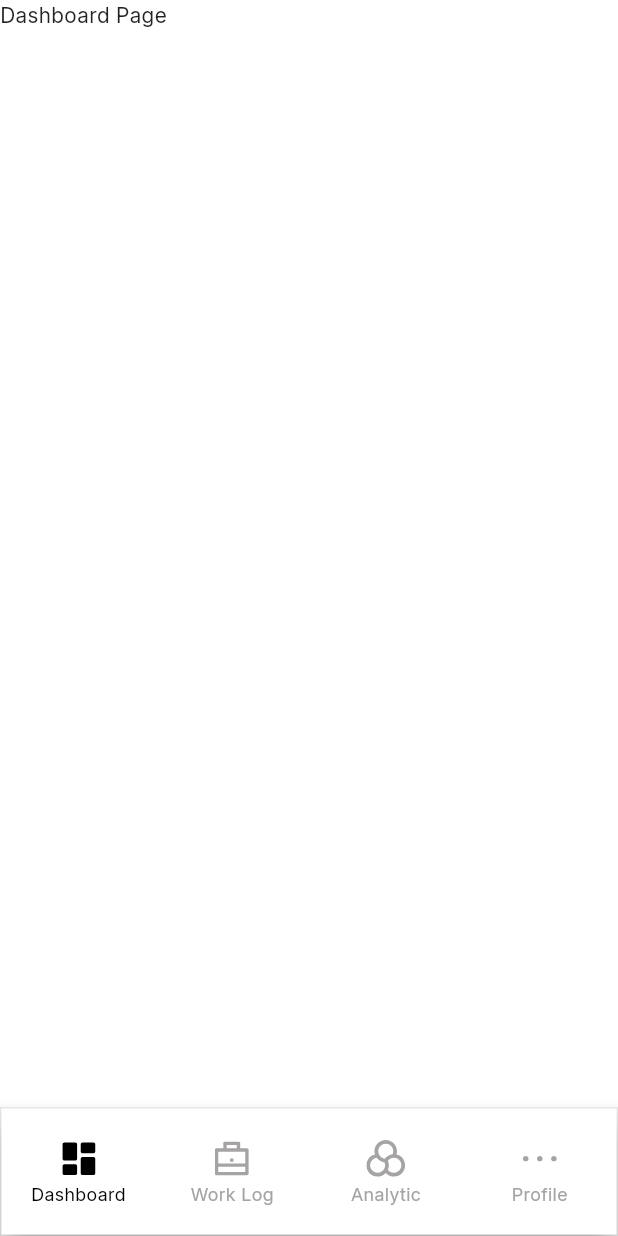
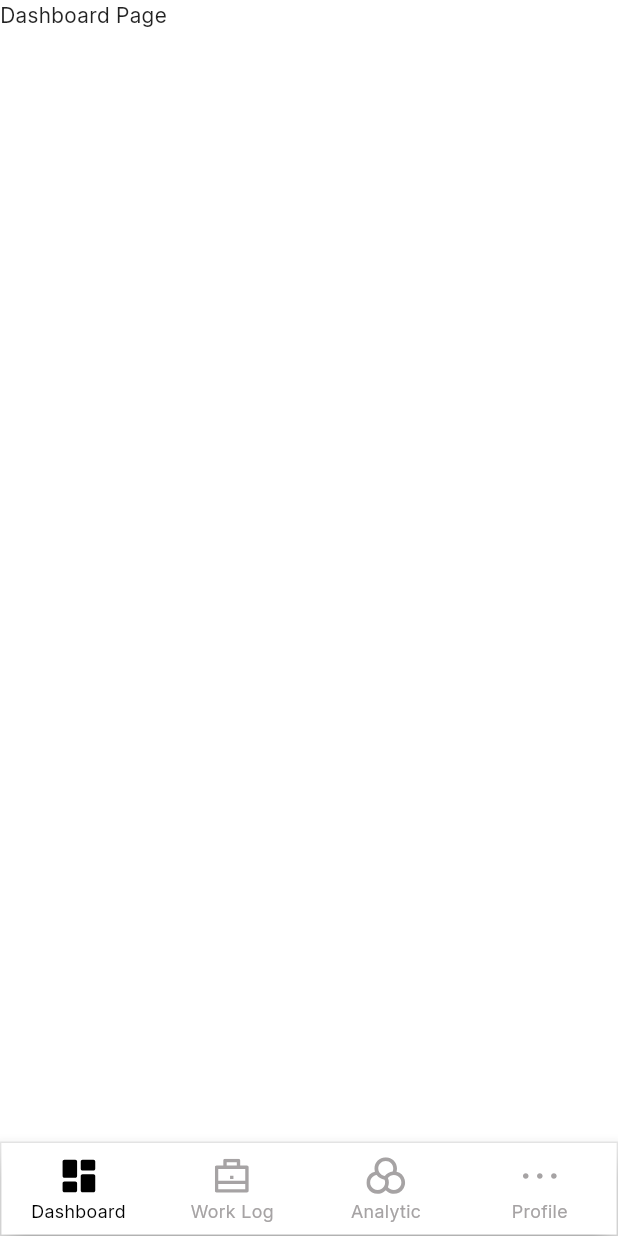
Before and after one commit to rizkydwitama/work-focus-mobile, a Flutter app: the BottomNavigationBarPage screen opened by its route, on a phone screen of 412 x 824 dp. Run offline on Flutter 3.47's test engine with Material 3 defaults, Android fonts, the phone set to English and light mode, and no system bars; our stand-ins replace flutter_svg, get.

Commit message:
change height, and selected color in bottom navigation bar

```diff
--- a/lib/features/bottom_navigation_bar/presentation/pages/bottom_navigation_bar_page.dart
+++ b/lib/features/bottom_navigation_bar/presentation/pages/bottom_navigation_bar_page.dart
@@ -26,7 +26,7 @@ class BottomNavigationBarPage extends StatelessWidget {
         ],
       ),),
       bottomNavigationBar: Container(
-        height: 86,
+        height: 63,
         decoration: BoxDecoration(
           color: AppColors.whiteColor,
           border: Border.all(
@@ -84,6 +84,10 @@ class BottomNavigationBarPage extends StatelessWidget {
                   alignment: Alignment.center,
                   child: SvgPicture.asset(
                     'assets/images/icons/icon_worklog_unselected.svg',
+                    colorFilter: ColorFilter.mode(
+                        AppColors.blackColor,
+                        BlendMode.srcIn
+                    )
                   ),
                 )
                     :
@@ -105,6 +109,10 @@ class BottomNavigationBarPage extends StatelessWidget {
                   alignment: Alignment.center,
                   child: SvgPicture.asset(
                     'assets/images/icons/icon_analytic_unselected.svg',
+                      colorFilter: ColorFilter.mode(
+                          AppColors.blackColor,
+                          BlendMode.srcIn
+                      )
                   ),
                 )
                     :
```
